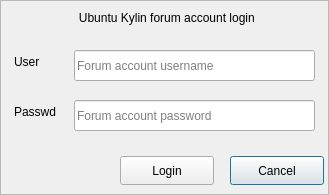
Above: src/logindialog.ui from UbuntuKylin/youker-assistant before the change. Below: the same form after it.
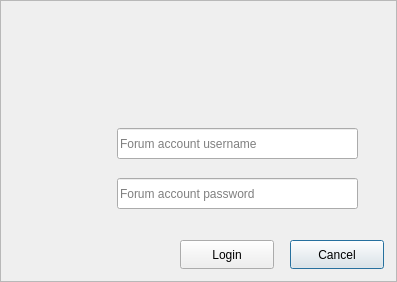
That is the form after the change. Icons and pictures are not drawn.

```diff
--- a/src/logindialog.ui
+++ b/src/logindialog.ui
@@ -6,8 +6,8 @@
    <rect>
     <x>0</x>
     <y>0</y>
-    <width>329</width>
-    <height>195</height>
+    <width>397</width>
+    <height>282</height>
    </rect>
   </property>
   <property name="windowTitle">
@@ -16,8 +16,8 @@
   <widget class="QPushButton" name="closeButton">
    <property name="geometry">
     <rect>
-     <x>230</x>
-     <y>156</y>
+     <x>290</x>
+     <y>240</y>
      <width>94</width>
      <height>29</height>
     </rect>
@@ -33,8 +33,8 @@
   <widget class="QPushButton" name="okButton">
    <property name="geometry">
     <rect>
-     <x>120</x>
-     <y>156</y>
+     <x>180</x>
+     <y>240</y>
      <width>94</width>
      <height>29</height>
     </rect>
@@ -60,24 +60,11 @@
     <string/>
    </property>
   </widget>
-  <widget class="QLabel" name="pwdLabel">
-   <property name="geometry">
-    <rect>
-     <x>14</x>
-     <y>97</y>
-     <width>58</width>
-     <height>31</height>
-    </rect>
-   </property>
-   <property name="text">
-    <string>&lt;html&gt;&lt;head/&gt;&lt;body&gt;&lt;p&gt;Passwd&lt;/p&gt;&lt;/body&gt;&lt;/html&gt;</string>
-   </property>
-  </widget>
   <widget class="QLineEdit" name="pwdlineEdit">
    <property name="geometry">
     <rect>
-     <x>74</x>
-     <y>100</y>
+     <x>117</x>
+     <y>178</y>
      <width>241</width>
      <height>31</height>
     </rect>
@@ -94,8 +81,8 @@
     <rect>
      <x>0</x>
      <y>0</y>
-     <width>329</width>
-     <height>195</height>
+     <width>397</width>
+     <height>282</height>
     </rect>
    </property>
    <property name="styleSheet">
@@ -108,24 +95,11 @@
     <enum>QFrame::Raised</enum>
    </property>
   </widget>
-  <widget class="QLabel" name="userLabel">
-   <property name="geometry">
-    <rect>
-     <x>14</x>
-     <y>47</y>
-     <width>58</width>
-     <height>31</height>
-    </rect>
-   </property>
-   <property name="text">
-    <string>&lt;html&gt;&lt;head/&gt;&lt;body&gt;&lt;p&gt;User&lt;/p&gt;&lt;/body&gt;&lt;/html&gt;</string>
-   </property>
-  </widget>
   <widget class="QLineEdit" name="userlineEdit">
    <property name="geometry">
     <rect>
-     <x>74</x>
-     <y>50</y>
+     <x>117</x>
+     <y>128</y>
      <width>241</width>
      <height>31</height>
     </rect>
@@ -140,17 +114,14 @@
   <widget class="QLabel" name="titleLabel">
    <property name="geometry">
     <rect>
-     <x>38</x>
-     <y>8</y>
-     <width>261</width>
+     <x>40</x>
+     <y>6</y>
+     <width>26</width>
      <height>20</height>
     </rect>
    </property>
    <property name="text">
-    <string>&lt;html&gt;&lt;head/&gt;&lt;body&gt;&lt;p&gt;Ubuntu Kylin forum account  login &lt;/p&gt;&lt;/body&gt;&lt;/html&gt;</string>
-   </property>
-   <property name="alignment">
-    <set>Qt::AlignCenter</set>
+    <string/>
    </property>
   </widget>
   <zorder>frame</zorder>
```
Left out of the diff: 8 changed lines with no effect on the pictures.
